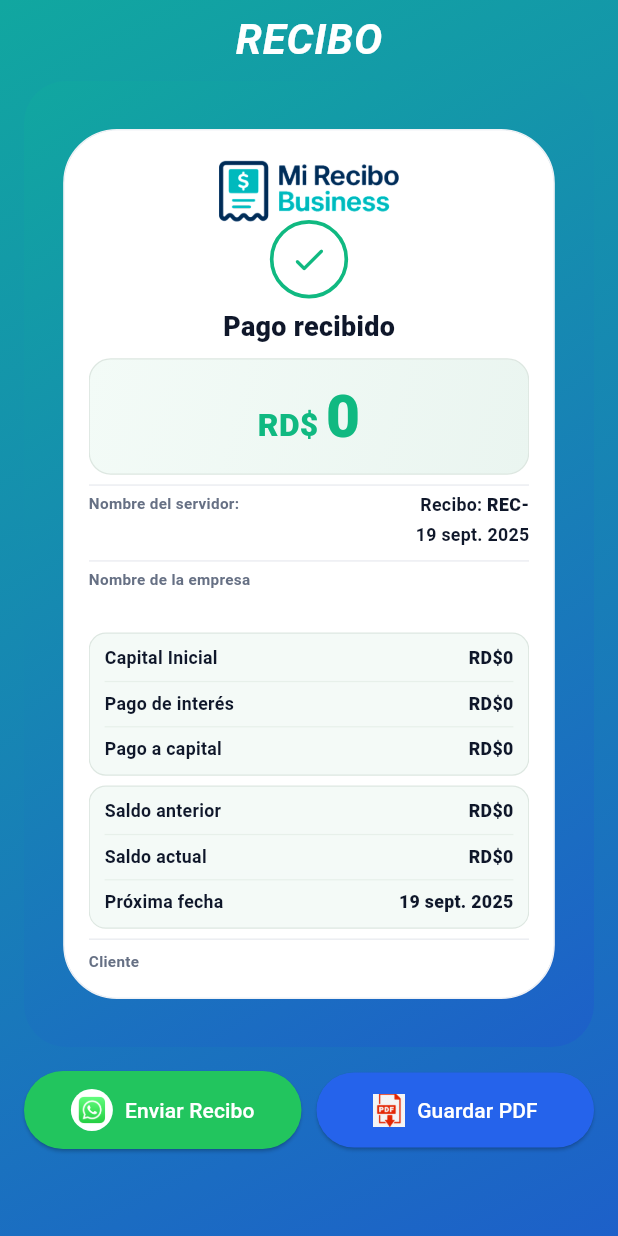
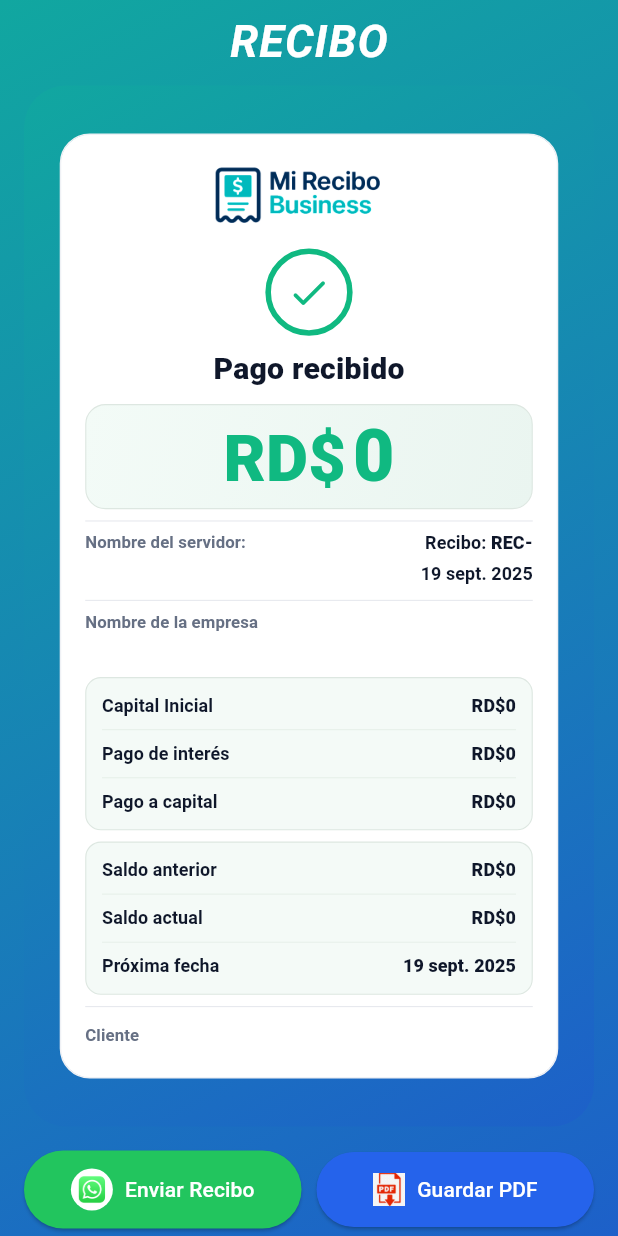
Before and after one commit to Luis2Sosa/mi_recibo_business, a Flutter app: the ReciboScreen screen opened directly with empty values, on a phone screen of 412 x 824 dp. Run offline on Flutter 3.47's test engine with Material 3 defaults, Android fonts, the phone set to English and light mode, and no system bars; our stand-ins replace cloud_firestore, firebase_auth, firebase_core, google_fonts, google_sign_in, pdf and 1 more; missing offline and left inert: flutter_file_dialog; accounts and stored records are empty; Roboto replaces fonts that are missing (Playfair).

Commit message:
Mejor version del recibo

```diff
--- a/lib/ui/recibo_screen.dart
+++ b/lib/ui/recibo_screen.dart
@@ -84,17 +84,20 @@ class ReciboUIConfig {
     this.gradientColors = const [Color(0xFF11A7A0), Color(0xFF1D60C9)],
 
     // Capturable (recibo)
-    this.cardHeight = 580,
-    this.designWidth = 360,
-    this.cardRadius = const BorderRadius.all(Radius.circular(36)),
-    this.cardPadding = const EdgeInsets.fromLTRB(16, 14, 16, 14),
+    this.cardHeight = 630,
+    this.designWidth = 400,
+    this.cardRadius = const BorderRadius.all(Radius.circular(20)),
+    this.cardPadding = const EdgeInsets.fromLTRB(16, 16, 16, 16),
 
     // Header
     this.showHeaderTitle = true,
     this.headerTitle = 'RECIBO',
     this.headerTitleStyle = const TextStyle(
-      color: Colors.white, fontSize: 28, fontStyle: FontStyle.italic,
-      fontWeight: FontWeight.w700, letterSpacing: 0.5,
+      color: Colors.white,
+      fontSize: 30, // ↑ sutil
+      fontStyle: FontStyle.italic,
+      fontWeight: FontWeight.w700,
+      letterSpacing: 0.6,
     ),
 
     // Logo independiente (overlay)
@@ -104,26 +107,37 @@ class ReciboUIConfig {
     this.brandLogoDx = 0,
 
     // Paloma
-    this.checkCircleSize = 64,
-    this.checkBorderWidth = 3,
-    this.checkIconSize = 32,
+    this.checkCircleSize = 78,    // ↑
+    this.checkBorderWidth = 5,
+    this.checkIconSize = 40,      // ↑
 
     // Título
     this.recibidoTitleStyle = const TextStyle(
-      fontSize: 22, fontWeight: FontWeight.w900, color: Color(0xFF0F172A),
+      fontSize: 27, // ↑
+      fontWeight: FontWeight.w900,
+      color: Color(0xFF0F172A),
+      letterSpacing: 0.2,
     ),
-    this.titleMargin = const EdgeInsets.only(top: 8, bottom: 10),
+    this.titleMargin = const EdgeInsets.only(top: 10, bottom: 12), // ↑
 
     // Monto
     this.amountPanelGradientColors = const [Color(0xFFF3FBF7), Color(0xFFEAF5F0)],
     this.amountPanelRadius = const BorderRadius.all(Radius.circular(18)),
-    this.amountPanelPadding = const EdgeInsets.symmetric(horizontal: 12, vertical: 12),
+    this.amountPanelPadding = const EdgeInsets.symmetric(horizontal: 14, vertical: 14), // ↑
     this.amountPanelBorder = const Color(0xFFDDE7E1),
     this.amountPrefixStyle = const TextStyle(
-      fontSize: 26, fontWeight: FontWeight.w900, color: Color(0xFF10B981),
+      fontSize: 58, // ↑
+      fontWeight: FontWeight.w900,
+      color: Color(0xFF10B981),
+      height: 1.0,
+      letterSpacing: 0.2,
     ),
     this.amountNumberStyle = const TextStyle(
-      fontSize: 48, fontWeight: FontWeight.w900, letterSpacing: 0.5, color: Color(0xFF10B981),
+      fontSize: 64, // ↑
+      fontWeight: FontWeight.w900,
+      letterSpacing: 0.6,
+      color: Color(0xFF10B981),
+      height: 1.0,
     ),
 
     // Paleta
@@ -138,10 +152,30 @@ class ReciboUIConfig {
     this.mintDivider = const Color(0xFFE7F0EA),
 
     // Textos
-    this.labelStyle = const TextStyle(fontSize: 12.5, color: Color(0xFF667084), fontWeight: FontWeight.w600),
-    this.valueStyle = const TextStyle(fontSize: 14.5, color: Color(0xFF0F172A), fontWeight: FontWeight.w800),
-    this.valueStrongStyle = const TextStyle(fontSize: 14.5, color: Color(0xFF0F172A), fontWeight: FontWeight.w900),
-    this.valueClientStyle = const TextStyle(fontSize: 17, color: Color(0xFF0F172A), fontWeight: FontWeight.w900),
+    this.labelStyle = const TextStyle(
+      fontSize: 15, // ↑
+      color: Color(0xFF667084),
+      fontWeight: FontWeight.w600,
+      letterSpacing: .1,
+    ),
+    this.valueStyle = const TextStyle(
+      fontSize: 16, // ↑
+      color: Color(0xFF0F172A),
+      fontWeight: FontWeight.w800,
+      letterSpacing: .1,
+    ),
+    this.valueStrongStyle = const TextStyle(
+      fontSize: 16, // ↑
+      color: Color(0xFF0F172A),
+      fontWeight: FontWeight.w900,
+      letterSpacing: .1,
+    ),
+    this.valueClientStyle = const TextStyle(
+      fontSize: 23, // ↑
+      color: Color(0xFF0F172A),
+      fontWeight: FontWeight.w900,
+      letterSpacing: .2,
+    ),
 
     // Botones
     this.btnWhatsapp = const Color(0xFF22C55E),
@@ -260,13 +294,14 @@ class _ReciboScreenState extends State<ReciboScreen> {
 
   ReciboUIConfig get cfg => widget.config;
 
+  // Formato RD$ con coma de miles
   String _monedaRD(int v) {
     final s = v.toString();
     final b = StringBuffer();
     int c = 0;
     for (int i = s.length - 1; i >= 0; i--) {
       b.write(s[i]); c++;
-      if (c == 3 && i != 0) { b.write('.'); c = 0; }
+      if (c == 3 && i != 0) { b.write(','); c = 0; }
     }
     return 'RD\$${b.toString().split('').reversed.join()}';
   }
@@ -571,7 +606,7 @@ class _ReceiptContent extends StatelessWidget {
     Widget valueClient(String t) => Text(t, style: cfg.valueClientStyle);
 
     // Espacio fijo arriba (el logo es overlay independiente)
-    const double fixedTopSpacer = 56;
+    const double fixedTopSpacer = 80;
 
     return Stack(
       children: [
@@ -620,9 +655,9 @@ class _ReceiptContent extends StatelessWidget {
               ),
             ),
 
+            const SizedBox(height: 10),
+            Divider(height: 1, thickness: 1, color: cfg.line),
             const SizedBox(height: 8),
-            Divider(height: 1, thickness: 1, color: cfg.line),
-            const SizedBox(height: 6),
 
             // Servidor — Recibo/Fecha
             Row(
@@ -631,7 +666,7 @@ class _ReceiptContent extends StatelessWidget {
                 Expanded(
                   child: Column(crossAxisAlignment: CrossAxisAlignment.start, children: [
                     label('Nombre del servidor:'),
-                    const SizedBox(height: 3),
+                    const SizedBox(height: 4),
                     value(servidor),
                   ]),
                 ),
@@ -642,23 +677,23 @@ class _ReceiptContent extends StatelessWidget {
                       Text('Recibo: ', style: cfg.valueStyle.copyWith(fontWeight: FontWeight.w600)),
                       Text(numeroRecibo, style: cfg.valueStrongStyle),
                     ]),
-                    const SizedBox(height: 3),
+                    const SizedBox(height: 4),
                     Text(fmtFecha(fecha), style: cfg.valueStyle.copyWith(fontWeight: FontWeight.w700)),
                   ],
                 ),
               ],
             ),
 
-            const SizedBox(height: 10),
+            const SizedBox(height: 12),
             Divider(height: 1, thickness: 1, color: cfg.line),
-            const SizedBox(height: 6),
+            const SizedBox(height: 8),
 
             // Empresa
             label('Nombre de la empresa'),
-            const SizedBox(height: 3),
+            const SizedBox(height: 4),
             value(empresa),
 
-            const SizedBox(height: 10),
+            const SizedBox(height: 12),
 
             // Bloque 1
             _mintBlock(children: [
@@ -667,7 +702,7 @@ class _ReceiptContent extends StatelessWidget {
               _row('Pago a capital', monedaRD(pagoCapital)),
             ]),
 
-            const SizedBox(height: 8),
+            const SizedBox(height: 10),
 
             // Bloque 2
             _mintBlock(children: [
@@ -676,9 +711,9 @@ class _ReceiptContent extends StatelessWidget {
               _row('Próxima fecha', fmtFecha(proximaFecha)),
             ]),
 
+            const SizedBox(height: 10),
+            Divider(height: 1, thickness: 1, color: cfg.line),
             const SizedBox(height: 8),
-            Divider(height: 1, thickness: 1, color: cfg.line),
-            const SizedBox(height: 6),
 
             // Cliente
             Row(
@@ -690,7 +725,7 @@ class _ReceiptContent extends StatelessWidget {
             ),
 
             if (producto.trim().isNotEmpty) ...[
-              const SizedBox(height: 4),
+              const SizedBox(height: 6),
               Row(
                 children: [
                   label('Producto'),
@@ -706,7 +741,7 @@ class _ReceiptContent extends StatelessWidget {
         Positioned(
           top: cfg.brandLogoTop,
           left: 0,
-          right: 0,
+          right: 20,
           child: Transform.translate(
             offset: Offset(cfg.brandLogoDx, 0),
             child: Center(
@@ -729,12 +764,12 @@ class _ReceiptContent extends StatelessWidget {
         borderRadius: BorderRadius.circular(14),
         border: Border.all(color: cfg.mintBorder),
       ),
-      padding: const EdgeInsets.symmetric(horizontal: 12, vertical: 8),
+      padding: const EdgeInsets.symmetric(horizontal: 14, vertical: 10),
       child: Column(
         children: [
           for (int i = 0; i < children.length; i++) ...[
             children[i],
-            if (i != children.length - 1) Divider(height: 12, thickness: 1, color: cfg.mintDivider),
+            if (i != children.length - 1) Divider(height: 14, thickness: 1, color: cfg.mintDivider),
           ],
         ],
       ),
@@ -743,12 +778,12 @@ class _ReceiptContent extends StatelessWidget {
 
   Widget _row(String t, String v) {
     return Padding(
-      padding: const EdgeInsets.symmetric(vertical: 2),
+      padding: const EdgeInsets.symmetric(vertical: 3),
       child: Row(
         mainAxisAlignment: MainAxisAlignment.spaceBetween,
         children: [
           Flexible(child: Text(t, style: cfg.valueStyle.copyWith(fontWeight: FontWeight.w600))),
-          const SizedBox(width: 8),
+          const SizedBox(width: 10),
           Text(v, style: cfg.valueStrongStyle),
         ],
       ),
```
